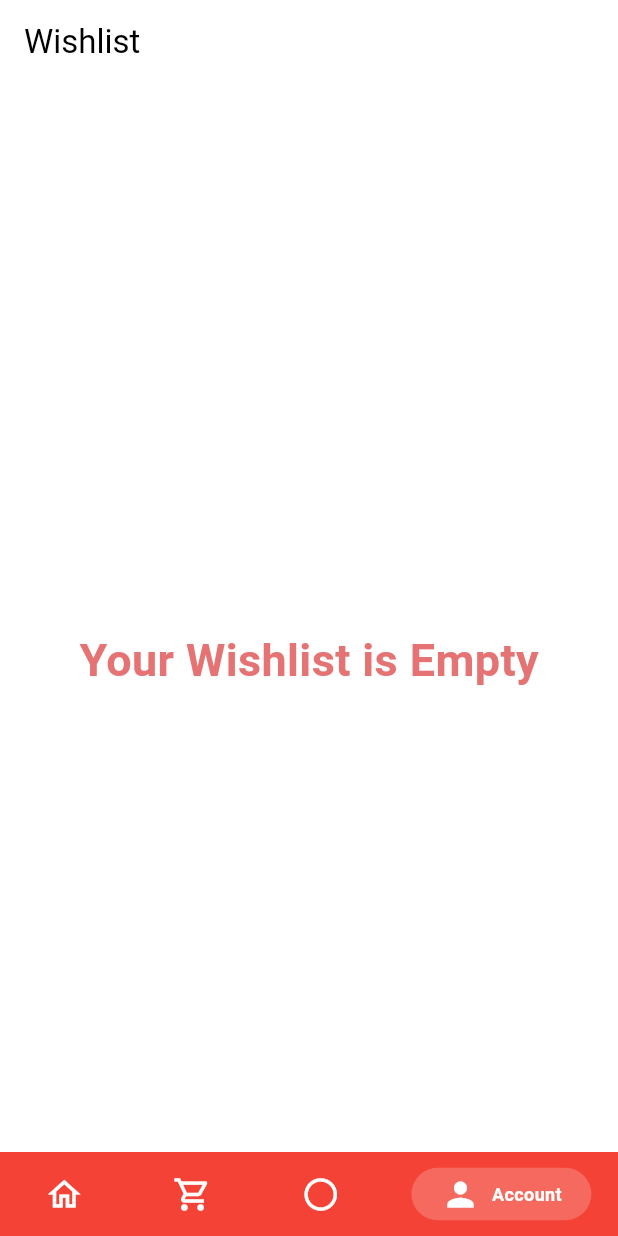
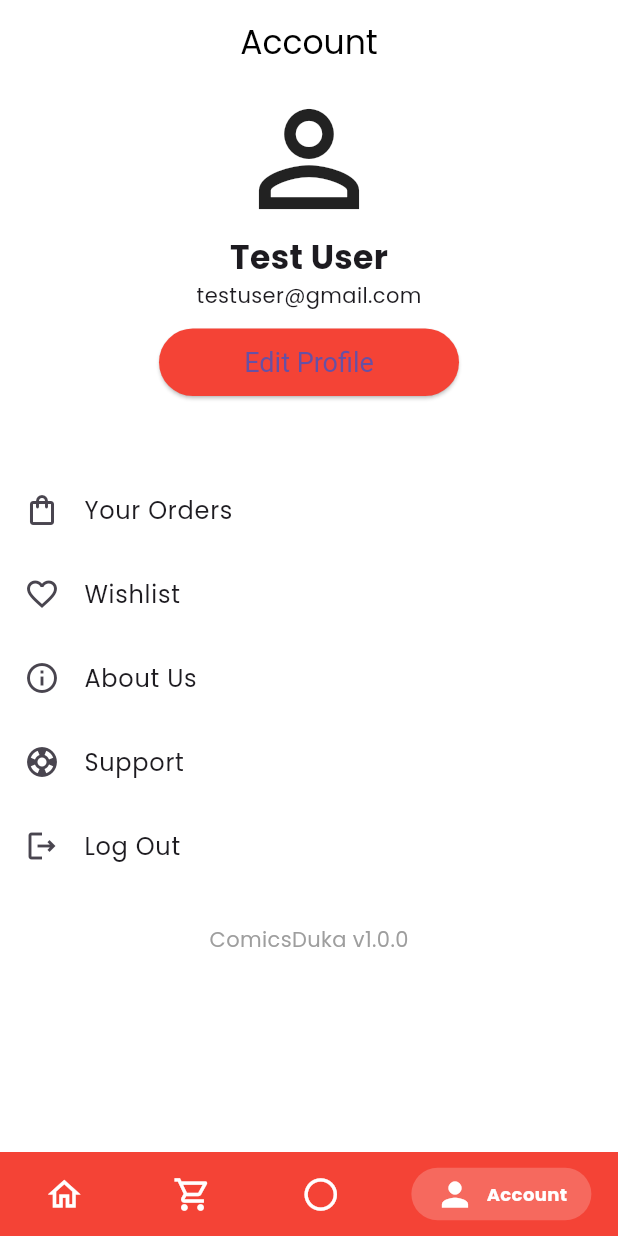
Before and after one commit to mwaidesu/comicsduka, a Flutter app: the screen it shows once a user with an empty profile is signed in, item 4 of the bottom bar chosen, on a phone screen of 412 x 824 dp. Run offline on Flutter 3.47's test engine with Material 3 defaults, Android fonts, the phone set to English and light mode, and no system bars; drawn by our look-alikes of persistent_bottom_nav_bar; our stand-ins replace cloud_firestore, firebase_auth, firebase_core, fluttertoast, google_fonts; accounts and stored records are empty.

Commit message:
Add user profile screen UI

```diff
--- a/lib/constants/theme.dart
+++ b/lib/constants/theme.dart
@@ -1,6 +1,8 @@
 import 'package:flutter/material.dart';
+import 'package:google_fonts/google_fonts.dart';
 
 ThemeData themeData = ThemeData(
+  textTheme: GoogleFonts.poppinsTextTheme(),
   scaffoldBackgroundColor: Colors.white,
   primaryColor: Colors.red,
   outlinedButtonTheme: OutlinedButtonThemeData(
--- a/lib/screens/account_screen/account_screen.dart
+++ b/lib/screens/account_screen/account_screen.dart
@@ -0,0 +1,92 @@
+// ignore_for_file: prefer_const_constructors
+
+import 'package:comicsduka/widgets/primary_button/primary_button.dart';
+import 'package:flutter/material.dart';
+
+class AccountScreen extends StatelessWidget {
+  const AccountScreen({super.key});
+
+  @override
+  Widget build(BuildContext context) {
+    return Scaffold(
+      appBar: AppBar(
+        backgroundColor: Colors.white,
+        title: Center(
+          child: const Text(
+            "Account",
+            style: TextStyle(color: Colors.black),
+          ),
+        ),
+      ),
+      body: Column(
+        children: [
+          Expanded(
+            child: Container(
+              child: Column(
+                children:[
+                  Icon(
+                    Icons.person_outline,
+                    size: 100,
+                  ),
+                  Text(
+                    "Test User",
+                    style: TextStyle(
+                      fontSize: 22.0,
+                      fontWeight: FontWeight.bold,
+                    ),
+                  ),
+
+                  Text("testuser@gmail.com"),
+
+                  SizedBox(height: 12,),
+                  SizedBox(
+                    width: 200,
+                    child: PrimaryButton(title: "Edit Profile", onPressed:(){},),),
+                ],
+              ),
+            ),
+          ),
+          Expanded(
+            flex: 2,
+            child: Container(
+              child: Column(
+                children: const [
+                  ListTile(
+                    leading: Icon(Icons.shopping_bag_outlined),
+                    title: Text("Your Orders"),
+                  ),
+                  ListTile(
+                    leading: Icon(Icons.favorite_outline),
+                    title: Text("Wishlist"),
+                  ),
+                  ListTile(
+                    leading: Icon(Icons.info_outline),
+                    title: Text("About Us"),
+                  ),
+                  ListTile(
+                    leading: Icon(Icons.support),
+                    title: Text("Support"),
+                  ),
+
+                  ListTile(
+                    leading: Icon(Icons.logout_outlined),
+                    title: Text("Log Out"),
+                  ),
+                  SizedBox(
+                    height: 24.0,
+                  ),
+                  Text(
+                    "ComicsDuka v1.0.0",
+                    style: TextStyle(
+                      color: Colors.grey,
+                    ),
+                  )
+                ],
+              ),
+            ),
+          ),
+        ],
+      ),
+    );
+  }
+}
--- a/lib/screens/custom_bottom_bar/custom_bottom_bar.dart
+++ b/lib/screens/custom_bottom_bar/custom_bottom_bar.dart
@@ -2,6 +2,7 @@ import 'package:comicsduka/screens/favourite_screen/favourite_screen.dart';
 import 'package:flutter/material.dart';
 import 'package:persistent_bottom_nav_bar/persistent_tab_view.dart';
 
+import '../account_screen/account_screen.dart';
 import '../cart_screen/cart_screen.dart';
 import '../home/home.dart';
 
@@ -22,9 +23,8 @@ class _CustomBottomBarState extends State<CustomBottomBar> {
         const Home(),
         const CartScreen(),
         const FavouriteScreen(),
-        const FavouriteScreen(),
         // const OrderScreen(),
-        // const AccountScreen(),
+        const AccountScreen(),
       ];
 
   List<PersistentBottomNavBarItem> _navBarsItems() => [
```
